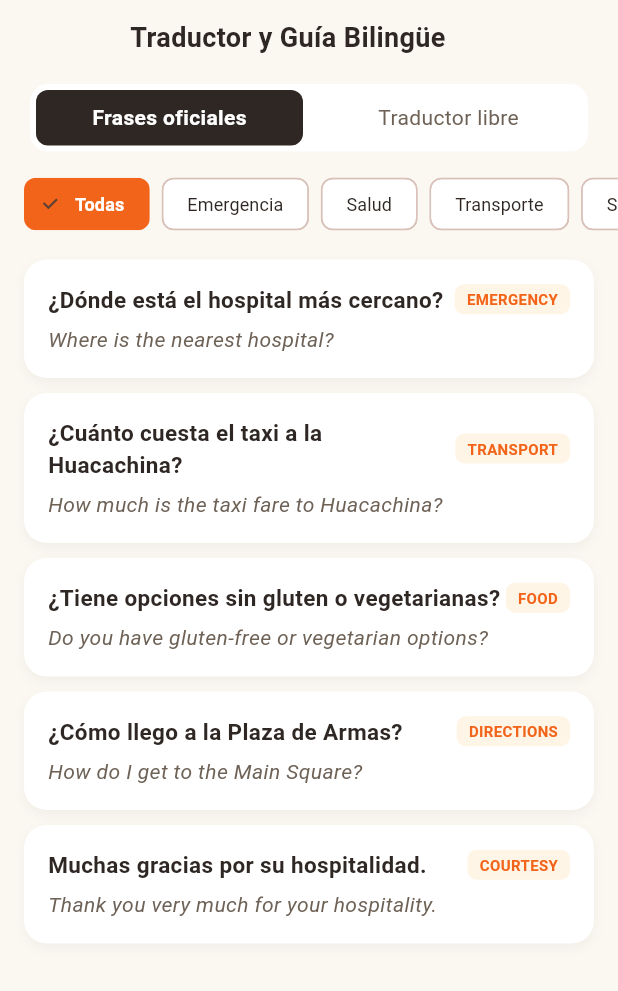
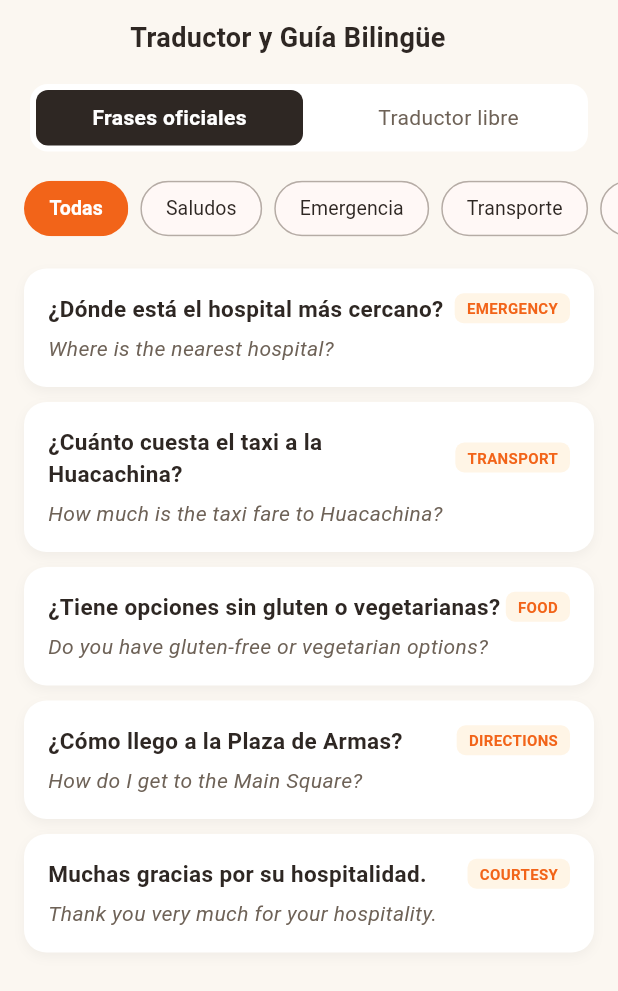
Before and after one commit to PauloMP-25/Ika-travel-platform, a Flutter app: the PantallaTraduccion screen opened directly, on a phone screen of 412 x 824 dp. Shown: the top 991 px of the screen. Run offline on Flutter 3.47's test engine with Material 3 defaults, Android fonts, the phone set to English and light mode, and no system bars; our stand-ins replace flutter_map, flutter_tts, geolocator, google_sign_in, latlong2, speech_to_text; missing offline and left inert: dart:html; network calls fail.

Commit message:
fix(mobile): corregir mapeo de frases (es/en), categorias de filtros y traduccion automatica al cambiar idioma

```diff
--- a/ika_travel_mobile/lib/config/traducciones.dart
+++ b/ika_travel_mobile/lib/config/traducciones.dart
@@ -53,8 +53,10 @@ class Traducciones {
       'consulta_prestador': 'Consulta directamente al prestador para conocer el itinerario y salidas del día.',
       'nota_contratacion': 'Ika Travel facilita el acceso directo a prestadores formalizados inscritos en DIRCETUR Ica. La contratación y pago se acuerdan directamente con la agencia sin intermediación de la app.',
       'servicios_formalizados_titulo': 'Servicios Formalizados',
-      'no_prestadores': 'No se encontraron prestadores validados para esta búsqueda.',
-      'seguridad_verificadas': 'Por seguridad, solo se muestran empresas verificadas por DIRCETUR.',
+      'no_prestadores':
+          'No se encontraron prestadores validados para esta búsqueda.',
+      'seguridad_verificadas':
+          'Por seguridad, solo se muestran empresas verificadas por DIRCETUR.',
       'empadronado_validado': '✓ Empadronado y Validado por DIRCETUR',
       'servicios_tours_cert': 'Servicios y Tours Certificados',
       'duracion_aprox': 'Duración aprox:',
@@ -77,11 +79,13 @@ class Traducciones {
       'idioma_preferido': 'Idioma preferido',
       'min_8_caracteres': 'Mínimo 8 caracteres',
       'error_contrasena_vacia_2': 'Ingresa una contraseña',
-      'error_contrasena_corta_8': 'La contraseña debe tener al menos 8 caracteres',
+      'error_contrasena_corta_8':
+          'La contraseña debe tener al menos 8 caracteres',
       'confirmar_contrasena': 'Confirmar contraseña',
       'error_contrasenas_no_coinciden': 'Las contraseñas no coinciden',
       'acepto_terminos': 'Acepto los términos de servicio y políticas de privacidad de Ika Travel.',
-      'debes_aceptar_terminos': 'Debes aceptar los términos y condiciones para continuar',
+      'debes_aceptar_terminos':
+          'Debes aceptar los términos y condiciones para continuar',
       'registrarme': 'Registrarme',
       'ya_tienes_cuenta': '¿Ya tienes una cuenta? ',
       'inicia_sesion_link': 'Inicia sesión',
@@ -95,7 +99,7 @@ class Traducciones {
       'toca_para_hablar': 'Toca el micrófono para hablar',
       'sin_microfono': 'El reconocimiento de voz no está disponible o falta el permiso del micrófono.',
       'escuchar': 'Escuchar',
-      // --- Claves agregadas: faltaban y salían como texto crudo ---
+      // --- Claves agregadas ---
       'de': 'de',
       'temp_de': 'Temperatura de',
       'y_humedad_de': 'y humedad de',
@@ -117,7 +121,8 @@ class Traducciones {
       'recomendacion_ia_default_2': 'las condiciones son propicias para disfrutar de las actividades al aire libre.',
       'dias_disponibles': 'Días disponibles',
       'factores_estadisticos': 'Factores estadísticos',
-      'historial_cambios_clima': 'Historial de cambios climáticos y aptitud de actividades.',
+      'historial_cambios_clima':
+          'Historial de cambios climáticos y aptitud de actividades.',
       'horario_visita_operacion': 'Horario de visita / operación',
       'horarios_atencion': 'Horarios de Atención',
       'inicia_sesion_favoritos': 'Inicia sesión para guardar tus favoritos.',
@@ -265,14 +270,17 @@ class Traducciones {
       'traductor_guia': 'Traductor y Guía Bilingüe',
       'frases_oficiales': 'Frases oficiales',
       'traductor_libre': 'Traductor libre',
+
+      // CATEGORÍAS (LIMPIAS Y CORREGIDAS)
+      'cat_saludos': 'Saludos',
       'cat_emergencia': 'Emergencia',
+      'cat_transporte': 'Transporte',
+      'cat_alimentacion': 'Alimentación',
+      'cat_actividades': 'Actividades',
+      'cat_orientacion': 'Orientación',
       'cat_salud': 'Salud',
-      'cat_transporte': 'Transporte',
-      'cat_servicios': 'Servicios',
-      'cat_direcciones': 'Direcciones',
-      'cat_hospedaje': 'Hospedaje',
-      'cat_comida': 'Comida',
-      'cat_cortesia': 'Cortesía',
+      'cat_servicios_formales': 'Servicios formales',
+
       'error_traduccion': 'No se pudo traducir. Intente con frases oficiales.',
       'escribe_frase': 'Escribe aquí la consulta o frase...',
       'traducir_ia': 'Traducir con IA',
@@ -392,8 +400,6 @@ class Traducciones {
       'leida': 'Leída',
       'recomendacion_para_actividad': 'Recomendación para esta actividad',
       'ver_recomendacion_actividad': 'Ver recomendaciones para esta actividad',
-
-      // ===== Registro =====
       'subtitulo_registro': 'Regístrate para guardar tus rutas, pronósticos y recibir alertas inteligentes.',
       'ej_juan_perez': 'Ej. Juan Pérez',
       'ingresa_nombre': 'Ingresa tu nombre completo',
@@ -445,11 +451,13 @@ class Traducciones {
       'canales_contacto': 'Official contact channels',
       'llamar': 'Call',
       'precios_referenciales': 'Reference prices',
-      'consulta_prestador': 'Ask the provider directly about the itinerary and daily departures.',
+      'consulta_prestador':
+          'Ask the provider directly about the itinerary and daily departures.',
       'nota_contratacion': 'Ika Travel provides direct access to formal providers registered with DIRCETUR Ica. Booking and payment are arranged directly with the agency without app intermediation.',
       'servicios_formalizados_titulo': 'Formal providers',
       'no_prestadores': 'No validated providers found for this search.',
-      'seguridad_verificadas': 'For safety, only DIRCETUR-verified companies are shown.',
+      'seguridad_verificadas':
+          'For safety, only DIRCETUR-verified companies are shown.',
       'empadronado_validado': '✓ Registered and validated by DIRCETUR',
       'servicios_tours_cert': 'Certified services and tours',
       'duracion_aprox': 'Approx. duration:',
@@ -461,7 +469,8 @@ class Traducciones {
       'horas_u': 'hours',
       'crear_cuenta': 'Create account',
       'unete_ika': 'Join Ika Travel',
-      'registrate_sub': 'Sign up to save your routes, forecasts and get smart alerts.',
+      'registrate_sub':
+          'Sign up to save your routes, forecasts and get smart alerts.',
       'nombre_completo': 'Full name',
       'hint_nombre': 'E.g. John Smith',
       'error_nombre': 'Enter your full name',
@@ -475,8 +484,10 @@ class Traducciones {
       'error_contrasena_corta_8': 'Password must be at least 8 characters',
       'confirmar_contrasena': 'Confirm password',
       'error_contrasenas_no_coinciden': 'Passwords do not match',
-      'acepto_terminos': 'I accept Ika Travel terms of service and privacy policy.',
-      'debes_aceptar_terminos': 'You must accept the terms and conditions to continue',
+      'acepto_terminos':
+          'I accept Ika Travel terms of service and privacy policy.',
+      'debes_aceptar_terminos':
+          'You must accept the terms and conditions to continue',
       'registrarme': 'Sign up',
       'ya_tienes_cuenta': 'Already have an account? ',
       'inicia_sesion_link': 'Sign in',
@@ -490,7 +501,7 @@ class Traducciones {
       'toca_para_hablar': 'Tap the mic to speak',
       'sin_microfono': 'Speech recognition is unavailable or microphone permission is missing.',
       'escuchar': 'Listen',
-      // --- Claves agregadas: faltaban y salían como texto crudo ---
+      // --- Claves agregadas ---
       'de': 'of',
       'temp_de': 'Temperature of',
       'y_humedad_de': 'and humidity of',
@@ -509,10 +520,12 @@ class Traducciones {
       'alerta_climatica': 'Weather alert',
       'recomendacion_ia_titulo': 'Smart recommendation',
       'recomendacion_ia_default_1': 'With a temperature of',
-      'recomendacion_ia_default_2': 'conditions are ideal to enjoy outdoor activities.',
+      'recomendacion_ia_default_2':
+          'conditions are ideal to enjoy outdoor activities.',
       'dias_disponibles': 'Available days',
       'factores_estadisticos': 'Statistical factors',
-      'historial_cambios_clima': 'History of weather changes and activity suitability.',
+      'historial_cambios_clima':
+          'History of weather changes and activity suitability.',
       'horario_visita_operacion': 'Visiting / operating hours',
       'horarios_atencion': 'Opening hours',
       'inicia_sesion_favoritos': 'Sign in to save your favorites.',
@@ -661,14 +674,17 @@ class Traducciones {
       'traductor_guia': 'Translator & Bilingual Guide',
       'frases_oficiales': 'Official phrases',
       'traductor_libre': 'Free translator',
+
+      // CATEGORÍAS (LIMPIAS Y CORREGIDAS)
+      'cat_saludos': 'Greetings',
       'cat_emergencia': 'Emergency',
+      'cat_transporte': 'Transport',
+      'cat_alimentacion': 'Food',
+      'cat_actividades': 'Activities',
+      'cat_orientacion': 'Directions',
       'cat_salud': 'Health',
-      'cat_transporte': 'Transport',
-      'cat_servicios': 'Services',
-      'cat_direcciones': 'Directions',
-      'cat_hospedaje': 'Lodging',
-      'cat_comida': 'Food',
-      'cat_cortesia': 'Courtesy',
+      'cat_servicios_formales': 'Formal services',
+
       'error_traduccion': 'Could not translate. Try official phrases.',
       'escribe_frase': 'Write your query or phrase here...',
       'traducir_ia': 'Translate with AI',
@@ -785,8 +801,6 @@ class Traducciones {
       'leida': 'Read',
       'recomendacion_para_actividad': 'Recommendation for this activity',
       'ver_recomendacion_actividad': 'See recommendations for this activity',
-
-      // ===== Register =====
       'subtitulo_registro':
           'Sign up to save your routes, forecasts and receive smart alerts.',
       'ej_juan_perez': 'e.g. John Doe',
@@ -817,7 +831,8 @@ class Traducciones {
       'ubicacion_incidente': 'インシデントの場所',
       'rep_canales': '公式の緊急支援窓口',
       'auth_requerida': '認証が必要です',
-      'auth_requerida_msg': 'DIRCETURへの正式な報告や法的裏付けのあるSOS送信には、旅行者アカウントでの認証が必要です。',
+      'auth_requerida_msg':
+          'DIRCETURへの正式な報告や法的裏付けのあるSOS送信には、旅行者アカウントでの認証が必要です。',
       'iniciar_o_registrar': 'ログインまたは登録',
       'rep_hint_titulo': '例：ワカチナでの過剰請求やナンバーなしのバギー',
       'rep_hint_empresa': '例：ラグーン入口の非正規事業者',
@@ -884,7 +899,7 @@ class Traducciones {
       'toca_para_hablar': 'マイクをタップして話す',
       'sin_microfono': '音声認識が利用できないか、マイクの権限がありません。',
       'escuchar': '読み上げ',
-      // --- Claves agregadas: faltaban y salían como texto crudo ---
+      // --- Claves agregadas ---
       'de': '',
       'temp_de': '気温',
       'y_humedad_de': '、湿度',
@@ -1049,14 +1064,17 @@ class Traducciones {
       'traductor_guia': '翻訳者とバイリンガルガイド',
       'frases_oficiales': '公式フレーズ',
       'traductor_libre': '無料翻訳者',
+
+      // CATEGORÍAS (LIMPIAS Y CORREGIDAS)
+      'cat_saludos': '挨拶',
       'cat_emergencia': '緊急',
+      'cat_transporte': '交通',
+      'cat_alimentacion': '食べ物',
+      'cat_actividades': 'アクティビティ',
+      'cat_orientacion': '道順',
       'cat_salud': '健康',
-      'cat_transporte': '交通',
-      'cat_servicios': 'サービス',
-      'cat_direcciones': '道順',
-      'cat_hospedaje': '宿泊',
-      'cat_comida': '食べ物',
-      'cat_cortesia': '礼儀',
+      'cat_servicios_formales': '正式なサービス',
+
       'error_traduccion': '翻訳できませんでした。公式フレーズをお試しください。',
       'escribe_frase': 'ここに質問やフレーズを入力してください...',
       'traducir_ia': 'AIで翻訳する',
@@ -1172,8 +1190,6 @@ class Traducciones {
       'leida': '既読',
       'recomendacion_para_actividad': 'このアクティビティのおすすめ',
       'ver_recomendacion_actividad': 'このアクティビティのおすすめを見る',
-
-      // ===== 登録 =====
       'subtitulo_registro': '登録してルートや予報を保存し、スマートアラートを受け取りましょう。',
       'ej_juan_perez': '例：山田 太郎',
       'ingresa_nombre': '氏名を入力してください',
--- a/ika_travel_mobile/lib/models/translation_model.dart
+++ b/ika_travel_mobile/lib/models/translation_model.dart
@@ -17,8 +17,8 @@ class PhraseItemModel {
     return PhraseItemModel(
       id: json['id']?.toString() ?? '',
       category: json['category'] as String? ?? 'general',
-      spanish: json['spanish'] as String? ?? '',
-      english: json['english'] as String? ?? '',
+      spanish: json['es'] as String? ?? '',
+      english: json['en'] as String? ?? '',
       phonetic: json['phonetic'] as String?,
     );
   }
--- a/ika_travel_mobile/lib/screens/pantalla_traduccion.dart
+++ b/ika_travel_mobile/lib/screens/pantalla_traduccion.dart
@@ -47,14 +47,14 @@ class _PantallaTraduccionState extends State<PantallaTraduccion> {
 
   final List<Map<String, String>> _categorias = [
     {'id': '', 'nombre': 'Todas'},
-    {'id': 'emergency', 'nombre': 'Emergencia'},
-    {'id': 'health', 'nombre': 'Salud'},
-    {'id': 'transport', 'nombre': 'Transporte'},
-    {'id': 'services', 'nombre': 'Servicios'},
-    {'id': 'directions', 'nombre': 'Direcciones'},
-    {'id': 'lodging', 'nombre': 'Hospedaje'},
-    {'id': 'food', 'nombre': 'Comida'},
-    {'id': 'courtesy', 'nombre': 'Cortesía'},
+    {'id': 'saludos', 'nombre': 'Saludos'},
+    {'id': 'emergencia', 'nombre': 'Emergencia'},
+    {'id': 'transporte', 'nombre': 'Transporte'},
+    {'id': 'alimentacion', 'nombre': 'Alimentación'},
+    {'id': 'actividades', 'nombre': 'Actividades'},
+    {'id': 'orientacion', 'nombre': 'Orientación'},
+    {'id': 'salud', 'nombre': 'Salud'},
+    {'id': 'servicios_formales', 'nombre': 'Servicios formales'},
   ];
 
   @override
@@ -66,14 +66,20 @@ class _PantallaTraduccionState extends State<PantallaTraduccion> {
   }
 
   Future<void> _initSpeech() async {
+    debugPrint('🎙️ [VOZ] Inicializando SpeechToText...');
     try {
       _speechDisponible = await _speech.initialize(
         onStatus: (status) {
+          debugPrint('🎙️ [VOZ] Cambio de estado: $status');
           if (status == 'done' || status == 'notListening') {
-            if (mounted) setState(() => _escuchando = false);
+            if (mounted) {
+              setState(() => _escuchando = false);
+              debugPrint('🎙️ [VOZ] Escucha detenida (status: $status)');
+            }
           }
         },
         onError: (error) {
+          debugPrint('🎙️ [VOZ] ERROR: ${error.errorMsg}');
           if (mounted) {
             setState(() => _escuchando = false);
             ScaffoldMessenger.of(context).showSnackBar(
@@ -85,14 +91,21 @@ class _PantallaTraduccionState extends State<PantallaTraduccion> {
           }
         },
       );
+      debugPrint(
+        '🎙️ [VOZ] Inicialización terminada. Disponible: $_speechDisponible',
+      );
       if (mounted) setState(() {});
-    } catch (_) {
+    } catch (e) {
+      debugPrint('🎙️ [VOZ] Excepción al inicializar: $e');
       _speechDisponible = false;
     }
   }
 
   Future<void> _toggleEscucha() async {
+    debugPrint('🎙️ [VOZ] Botón de micrófono presionado.');
+
     if (!_speechDisponible) {
+      debugPrint('🎙️ [VOZ] No se puede escuchar: _speechDisponible es false.');
       ScaffoldMessenger.of(context).showSnackBar(
         const SnackBar(
           content: Text(
@@ -105,32 +118,46 @@ class _PantallaTraduccionState extends State<PantallaTraduccion> {
     }
 
     if (_escuchando) {
+      debugPrint('🎙️ [VOZ] Deteniendo escucha...');
       await _speech.stop();
       if (mounted) setState(() => _escuchando = false);
       return;
     }
 
-    // Limpia el texto previo antes de dictar
+    debugPrint('🎙️ [VOZ] Iniciando escucha...');
     _textoController.clear();
 
-    // El idioma del dictado sigue al idioma de origen del traductor
-    final localeId = _sourceLang == 'es' ? 'es_ES' : 'en_US';
+    // Usamos español de Perú (o inglés si está en inglés)
+    final localeId = _sourceLang == 'es' ? 'es_PE' : 'en_US';
+    debugPrint('🎙️ [VOZ] Idioma de dictado configurado: $localeId');
 
+    try {
       await _speech.listen(
         onResult: _onSpeechResult,
         localeId: localeId,
         listenFor: const Duration(seconds: 30),
-      pauseFor: const Duration(seconds: 3),
+        pauseFor: const Duration(
+          seconds: 5,
+        ), // 5 segundos para hacer pausas al hablar
         partialResults: true,
-      cancelOnError: true,
-      listenMode: stt.ListenMode.confirmation,
+        cancelOnError: false, // NO cancelar al primer error
+        listenMode: stt.ListenMode.dictation, // Modo dictado (más flexible)
       );
 
+      debugPrint('🎙️ [VOZ] Comando listen() enviado.');
       if (mounted) setState(() => _escuchando = true);
+    } catch (e) {
+      debugPrint('🎙️ [VOZ] Error al intentar escuchar: $e');
+      if (mounted) setState(() => _escuchando = false);
+    }
   }
 
   void _onSpeechResult(SpeechRecognitionResult result) {
     final texto = result.recognizedWords;
+    debugPrint(
+      '🎙️ [VOZ] Resultado recibido: "$texto" | Final: ${result.finalResult}',
+    );
+
     if (texto.isEmpty) return;
 
     setState(() {
@@ -141,6 +168,7 @@ class _PantallaTraduccionState extends State<PantallaTraduccion> {
     });
 
     if (result.finalResult) {
+      debugPrint('🎙️ [VOZ] Frase finalizada. Deteniendo icono de escucha.');
       setState(() => _escuchando = false);
     }
   }
@@ -170,7 +198,18 @@ class _PantallaTraduccionState extends State<PantallaTraduccion> {
 
   Future<void> _realizarTraduccion() async {
     final texto = _textoController.text.trim();
-    if (texto.isEmpty) return;
+    debugPrint('🤖 [IA] Botón Traducir presionado. Texto a traducir: "$texto"');
+
+    if (texto.isEmpty) {
+      debugPrint('🤖 [IA] Abortado: El texto está vacío.');
+      ScaffoldMessenger.of(context).showSnackBar(
+        const SnackBar(
+          content: Text('Por favor, habla o escribe un texto para traducir.'),
+          backgroundColor: Colors.orange,
+        ),
+      );
+      return;
+    }
 
     setState(() {
       _traduciendo = true;
@@ -178,12 +217,21 @@ class _PantallaTraduccionState extends State<PantallaTraduccion> {
       _traduccionResultado = '';
     });
 
+    debugPrint(
+      '🤖 [IA] Llamando a _translationService.translate (Origen: $_sourceLang, Destino: $_targetLang)...',
+    );
+
     try {
       final res = await _translationService.translate(
         text: texto,
         sourceLang: _sourceLang,
         targetLang: _targetLang,
       );
+
+      debugPrint(
+        '🤖 [IA] Respuesta exitosa: "${res.translatedText}" | Origen: ${res.origin}',
+      );
+
       if (mounted) {
         setState(() {
           _traduccionResultado = res.translatedText;
@@ -191,7 +239,10 @@ class _PantallaTraduccionState extends State<PantallaTraduccion> {
           _traduciendo = false;
         });
       }
-    } catch (e) {
+    } catch (e, stacktrace) {
+      debugPrint('🤖 [IA] ERROR EN TRADUCCIÓN: $e');
+      debugPrint('🤖 [IA] Stacktrace: $stacktrace');
+
       if (mounted) {
         setState(() {
           _errorTraduccion = context.tr('error_traduccion');
@@ -331,7 +382,7 @@ class _PantallaTraduccionState extends State<PantallaTraduccion> {
     return Column(
       children: [
         SizedBox(
-          height: 42,
+          height: 48,
           child: ListView.builder(
             scrollDirection: Axis.horizontal,
             padding: const EdgeInsets.symmetric(horizontal: 16),
@@ -342,34 +393,47 @@ class _PantallaTraduccionState extends State<PantallaTraduccion> {
 
               String nombreCat = cat['nombre']!;
               if (cat['id'] == '') nombreCat = context.tr('categoria_todas');
-              if (cat['id'] == 'emergency')
+              if (cat['id'] == 'saludos') nombreCat = context.tr('cat_saludos');
+              if (cat['id'] == 'emergencia')
                 nombreCat = context.tr('cat_emergencia');
-              if (cat['id'] == 'health') nombreCat = context.tr('cat_salud');
-              if (cat['id'] == 'transport')
+              if (cat['id'] == 'transporte')
                 nombreCat = context.tr('cat_transporte');
-              if (cat['id'] == 'services')
-                nombreCat = context.tr('cat_servicios');
-              if (cat['id'] == 'directions')
-                nombreCat = context.tr('cat_direcciones');
-              if (cat['id'] == 'lodging')
-                nombreCat = context.tr('cat_hospedaje');
-              if (cat['id'] == 'food') nombreCat = context.tr('cat_comida');
-              if (cat['id'] == 'courtesy')
-                nombreCat = context.tr('cat_cortesia');
+              if (cat['id'] == 'alimentacion')
+                nombreCat = context.tr('cat_alimentacion');
+              if (cat['id'] == 'actividades')
+                nombreCat = context.tr('cat_actividades');
+              if (cat['id'] == 'orientacion')
+                nombreCat = context.tr('cat_orientacion');
+              if (cat['id'] == 'salud') nombreCat = context.tr('cat_salud');
+              if (cat['id'] == 'servicios_formales')
+                nombreCat = context.tr('cat_servicios_formales');
 
               return Padding(
                 padding: const EdgeInsets.only(right: 8),
+                child: Center(
                   child: ChoiceChip(
                     label: Text(nombreCat),
                     selected: seleccionada,
                     selectedColor: AppColores.naranjaBoton,
-                  backgroundColor: colorTarjeta,
+                    backgroundColor: Colors.transparent,
+                    elevation: 0,
+                    pressElevation: 0,
+                    showCheckmark: false,
+                    side: BorderSide(
+                      color: seleccionada
+                          ? Colors.transparent
+                          : colorTextoSecundario.withValues(alpha: 0.3),
+                      width: 1,
+                    ),
+                    shape: RoundedRectangleBorder(
+                      borderRadius: BorderRadius.circular(20),
+                    ),
                     labelStyle: TextStyle(
                       color: seleccionada ? Colors.white : colorTexto,
                       fontWeight: seleccionada
                           ? FontWeight.bold
                           : FontWeight.normal,
-                    fontSize: 12,
+                      fontSize: 13,
                     ),
                     onSelected: (val) {
                       setState(() {
@@ -377,6 +441,7 @@ class _PantallaTraduccionState extends State<PantallaTraduccion> {
                       });
                       _cargarFrases();
                     },
+                  ),
                 ),
               );
             },
```
Lines whose indentation alone changed are shown as unchanged.
